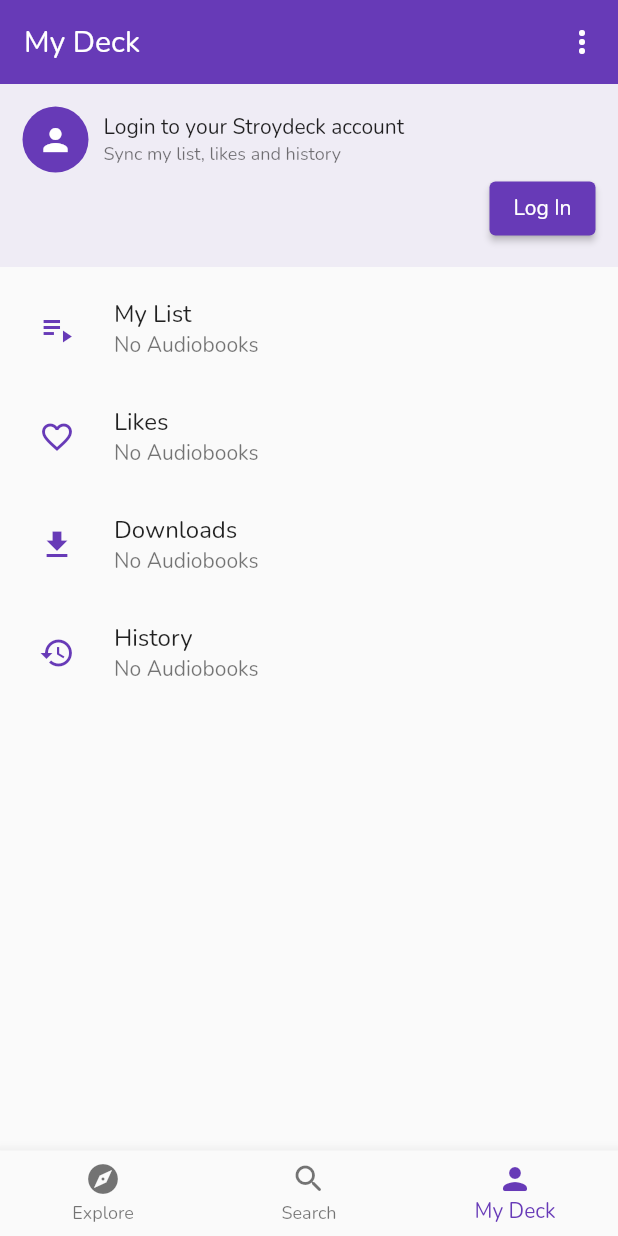
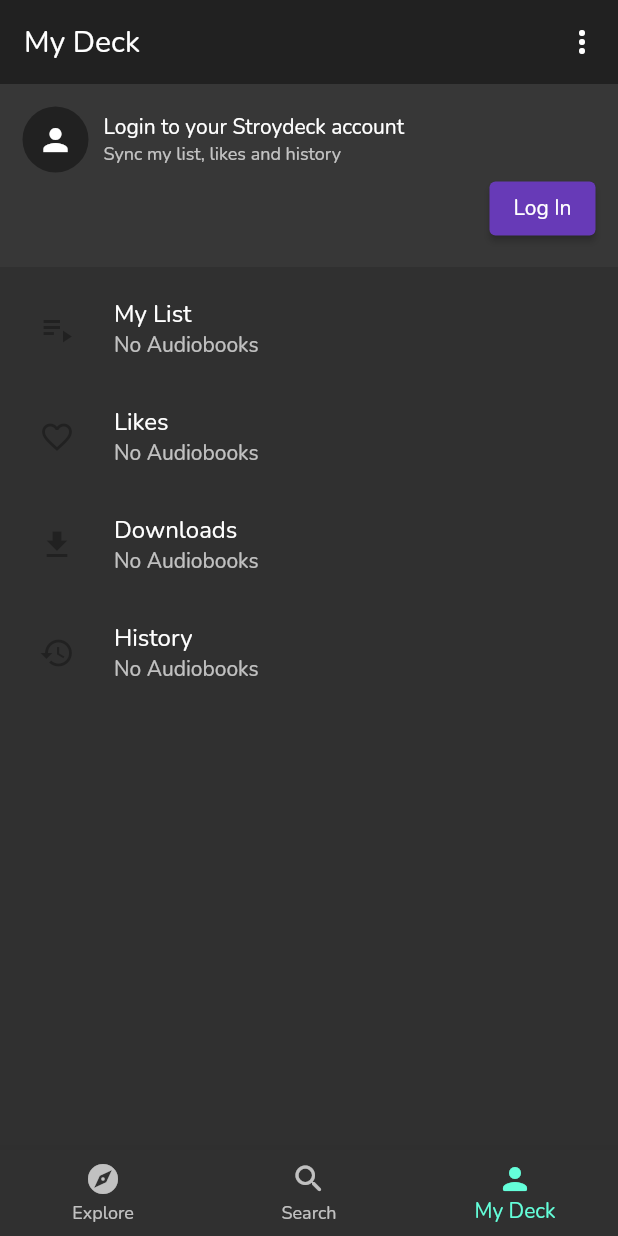
Before and after one commit to TeamStorydeck/storydeck, a Flutter app: the screen it shows after launch, item 3 of the bottom bar chosen, on a phone screen of 412 x 824 dp. Run offline on Flutter 3.47's test engine with Material 2 defaults, Android fonts, the light colour scheme and no system bars; network calls fail.

Commit message:
migrate to null safety

```diff
--- a/lib/main.dart
+++ b/lib/main.dart
@@ -13,6 +13,7 @@
       theme: ThemeData(
         primarySwatch: Colors.deepPurple,
         // accentColor: Colors.yellowAccent,
+        brightness: Brightness.dark,
         fontFamily: "Nunito",
       ),
       initialRoute: '/',
--- a/lib/views/home.dart
+++ b/lib/views/home.dart
@@ -1,9 +1,10 @@
 import 'package:flutter/material.dart';
 import 'package:storydeck/views/home/explore.dart';
 import 'package:storydeck/views/home/my_deck.dart';
+import 'package:storydeck/views/home/search.dart';
 
 class Home extends StatefulWidget {
-  const Home({Key key}) : super(key: key);
+  const Home({Key? key}) : super(key: key);
 
   @override
   _HomeState createState() => _HomeState();
@@ -11,12 +12,12 @@
 
 final pages = <Widget>[
   Explore(),
-  Container(),
+  Search(),
   MyDeck(),
 ];
 
 class _HomeState extends State<Home> {
-  int _currentIndex;
+  late int _currentIndex;
 
   void setActiveTab(int idx) {
     setState(() => _currentIndex = idx);
--- a/lib/views/home/common.dart
+++ b/lib/views/home/common.dart
@@ -1,7 +1,7 @@
 import 'package:flutter/material.dart';
 
 class TopBarActionButton extends StatelessWidget {
-  const TopBarActionButton({Key key}) : super(key: key);
+  const TopBarActionButton({Key? key}) : super(key: key);
 
   @override
   Widget build(BuildContext context) {
--- a/lib/views/home/my_deck.dart
+++ b/lib/views/home/my_deck.dart
@@ -2,7 +2,7 @@
 import 'package:storydeck/views/home/common.dart';
 
 class MyDeck extends StatelessWidget {
-  const MyDeck({Key key}) : super(key: key);
+  const MyDeck({Key? key}) : super(key: key);
 
   @override
   Widget build(BuildContext context) {
--- a/pubspec.yaml
+++ b/pubspec.yaml
@@ -4,7 +4,7 @@
 version: 1.0.0+1
 
 environment:
-  sdk: '>=2.7.0 <3.0.0'
+  sdk: '>=2.12.0 <3.0.0'
 
 dependencies:
   flutter:
@@ -18,8 +18,7 @@
   uses-material-design: true
 
   # assets:
-  #   - images/a_dot_burr.jpeg
-  #   - images/a_dot_ham.jpeg
+  #   - assets/g1824.png
 
   fonts:
     - family: Nunito
```
Also changed, not shown: lib/views/home/explore.dart (+9 -9 lines), pubspec.lock.
